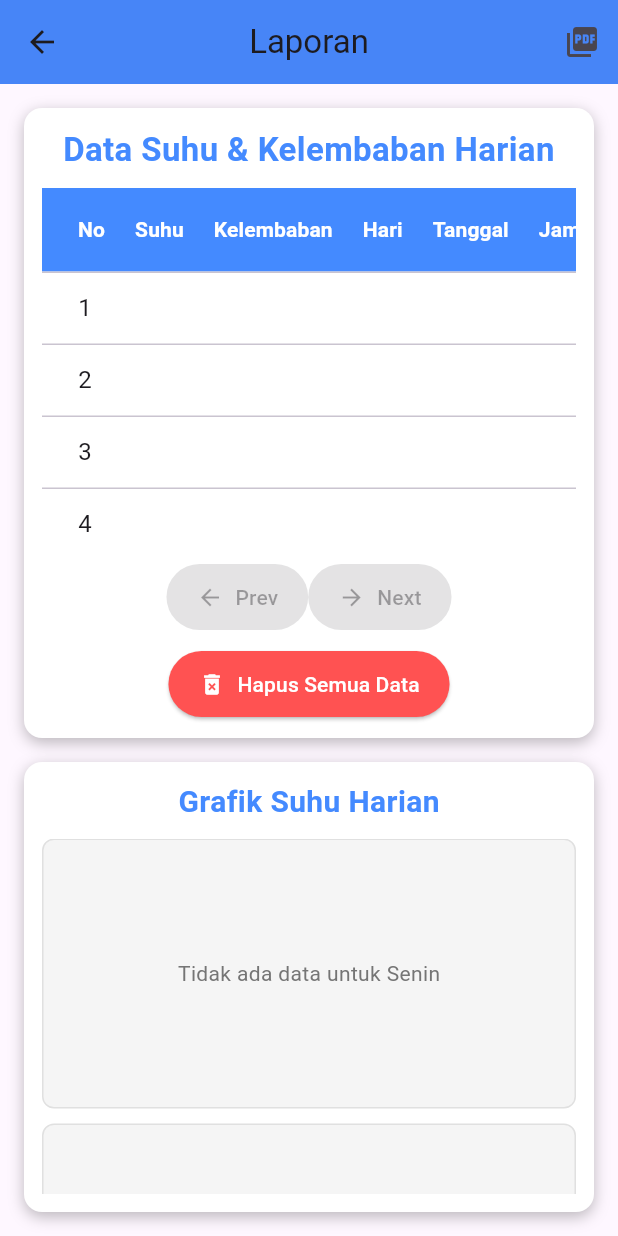
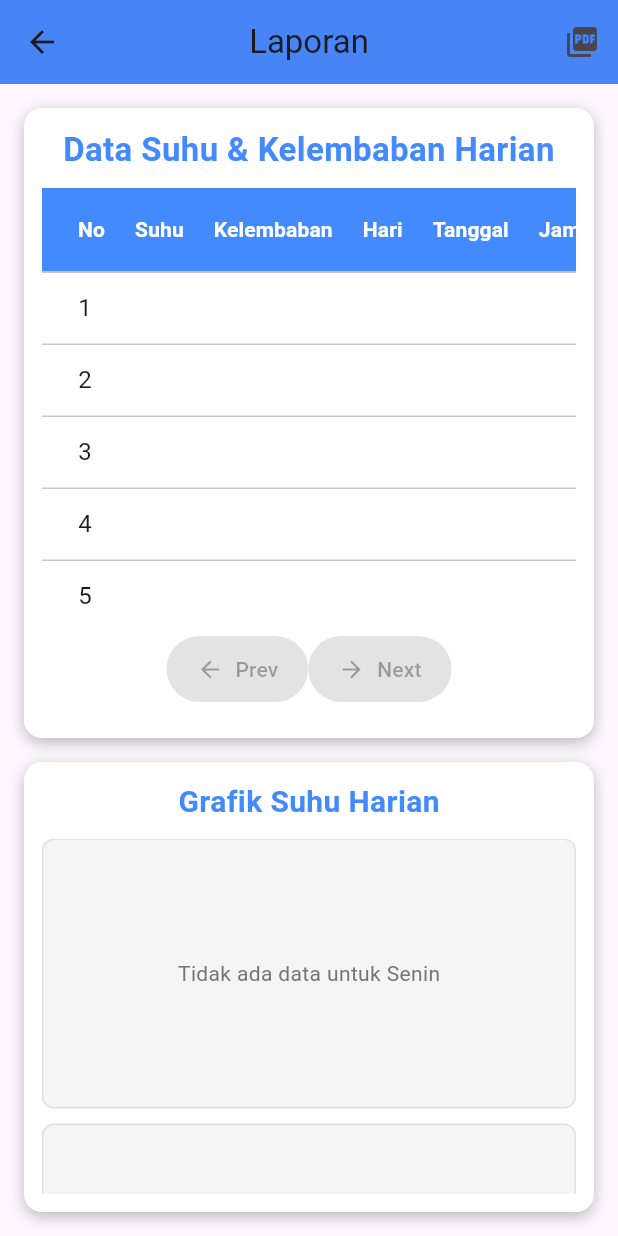
Before and after one commit to arkanfaiz/magangnih, a Flutter app: the screen it shows after launch, after a tap on "Laporan", on a phone screen of 412 x 824 dp. Run offline on Flutter 3.47's test engine with Material 3 defaults, Android fonts, the phone set to English and light mode, and no system bars; our stand-ins replace firebase_auth, firebase_core, firebase_database, fl_chart, flutter_local_notifications, pdf and 5 more; missing offline and left inert: workmanager; accounts and stored records are empty; network calls fail; statements that could not run were skipped.

Commit message:
Hapus delete

```diff
--- a/lib/laporan.dart
+++ b/lib/laporan.dart
@@ -25,7 +25,7 @@ class _LaporanPageState extends State<LaporanPage> {
       _timer; // Declare a Timer variable to handle the periodic data reload // Declare a Timer variable to handle the periodic data reload
 
   // Map to store data organized by days
-  Map<String, List<Map<dynamic, dynamic>>> _dailyData = {
+  final Map<String, List<Map<dynamic, dynamic>>> _dailyData = {
     'Senin': [],
     'Selasa': [],
     'Rabu': [],
@@ -301,7 +301,7 @@ Future<void> _loadTemperatureData() async {
         _keys = (snapshot.value as Map).keys.cast<String>().toList();
 
         // Urutan hari dimulai dari Jumat
-        List<String> daysOrder = ["Jumat", "Sabtu", "Minggu", "Senin", "Selasa", "Rabu", "Kamis"];
+        List<String> daysOrder = ["Kamis","Jumat", "Sabtu", "Minggu", "Senin", "Selasa", "Rabu", ];
 
         // Sorting berdasarkan hari dalam seminggu (descending), lalu tanggal, dan jam
         _temperatureData.sort((a, b) {
@@ -446,75 +446,10 @@ void _organizeDataByDay() {
 
 
   void _startAutoReload() {
-  _timer = Timer.periodic(Duration(seconds: 60), (Timer t) {
+  _timer = Timer.periodic(Duration(seconds: 30), (Timer t) {
     _loadTemperatureData(); // Call _loadTemperatureData every 2 seconds for smoother scrolling
   });
 }
-
-  void _confirmDeleteItem(int index) {
-    showDialog(
-      context: context,
-      builder: (context) => AlertDialog(
-        title: const Text("Konfirmasi Hapus"),
-        content: const Text("Apakah Anda yakin ingin menghapus data ini?"),
-        actions: [
-          TextButton(
-            onPressed: () => Navigator.pop(context),
-            child:
-                const Text("Tidak", style: TextStyle(color: Colors.blueAccent)),
-          ),
-          TextButton(
-            onPressed: () {
-              Navigator.pop(context);
-              _deleteItem(index);
-            },
-            child: const Text("Ya", style: TextStyle(color: Colors.red)),
-          ),
-        ],
-      ),
-    );
-  }
-
-  void _deleteItem(int index) async {
-    if (index >= 0 && index < _keys.length) {
-      String keyToDelete = _keys[index]; // Simpan key yang akan dihapus
-      await _database.child('temperature_logs').child(keyToDelete).remove();
-
-      // Hapus item dari daftar lokal untuk menghindari flickering di UI
-      setState(() {
-        _keys.removeAt(index);
-        _temperatureData.removeAt(index);
-        _organizeDataByDay(); // Re-organize data after deletion
-      });
-
-      ScaffoldMessenger.of(context)
-          .showSnackBar(const SnackBar(content: Text('Data berhasil dihapus')));
-    }
-  }
-
-  void _confirmDeleteAll() {
-    showDialog(
-      context: context,
-      builder: (context) => AlertDialog(
-        title: const Text("Konfirmasi Hapus Semua"),
-        content: const Text("Apakah Anda yakin ingin menghapus semua data?"),
-        actions: [
-          TextButton(
-            onPressed: () => Navigator.pop(context),
-            child:
-                const Text("Tidak", style: TextStyle(color: Colors.blueAccent)),
-          ),
-          TextButton(
-            onPressed: () {
-              Navigator.pop(context);
-              _deleteAll();
-            },
-            child: const Text("Ya", style: TextStyle(color: Colors.red)),
-          ),
-        ],
-      ),
-    );
-  }
 
   void _deleteAll() async {
     await _database.child('temperature_logs').remove();
@@ -709,7 +644,7 @@ List<FlSpot> _generateDayTemperatureSpots(String day) {
                         scrollDirection: Axis.horizontal,
                         child: DataTable(
                           columnSpacing: 20,
-                          headingRowColor: MaterialStateProperty.resolveWith(
+                          headingRowColor: WidgetStateProperty.resolveWith(
                               (states) => Colors.blueAccent),
                           columns: const [
                             DataColumn(
@@ -742,15 +677,10 @@ List<FlSpot> _generateDayTemperatureSpots(String day) {
                                     style: TextStyle(
                                         fontWeight: FontWeight.bold,
                                         color: Colors.white))),
-                            DataColumn(
-                                label: Text('Aksi',
-                                    style: TextStyle(
-                                        fontWeight: FontWeight.bold,
-                                        color: Colors.white))),
+
                           ],
                           rows: List.generate(_itemsPerPage, (index) {
                             Map data = currentPageData[index];
-                            String key = currentKeys[index];
                             return DataRow(cells: [
                               DataCell(Text('${startIndex + index + 1}',
                                   style: const TextStyle(fontSize: 16))),
@@ -770,16 +700,7 @@ List<FlSpot> _generateDayTemperatureSpots(String day) {
                                   style: const TextStyle(fontSize: 16))),
                               DataCell(Text('${data['time']}',
                                   style: const TextStyle(fontSize: 16))),
-                              DataCell(
-                                key.isNotEmpty
-                                    ? IconButton(
-                                        icon: const Icon(Icons.delete,
-                                            color: Colors.red),
-                                        onPressed: () => _confirmDeleteItem(
-                                            startIndex + index),
-                                      )
-                                    : Container(),
-                              ),
+
                             ]);
                           }),
                         ),
@@ -841,19 +762,7 @@ List<FlSpot> _generateDayTemperatureSpots(String day) {
                       ],
                     ),
                     const SizedBox(height: 10),
-                    ElevatedButton.icon(
-                      onPressed: _confirmDeleteAll,
-                      icon: const Icon(Icons.delete_forever),
-                      label: const Text('Hapus Semua Data'),
-                      style: ElevatedButton.styleFrom(
-                        backgroundColor: Colors.redAccent,
-                        foregroundColor: Colors.white,
-                        padding: const EdgeInsets.symmetric(
-                            horizontal: 20, vertical: 12),
-                        shape: RoundedRectangleBorder(
-                            borderRadius: BorderRadius.circular(50)),
-                      ),
-                    ),
+
                   ],
                 ),
               ),
@@ -1018,7 +927,7 @@ Expanded(
                 String timeStr = '$hour:${minute.toString().padLeft(2, '0')}';
 
                 return LineTooltipItem(
-                  '${timeStr}\n${touchedSpot.y.toStringAsFixed(1)}°C',
+                  '$timeStr\n${touchedSpot.y.toStringAsFixed(1)}°C',
                   const TextStyle(color: Colors.white, fontWeight: FontWeight.bold),
                 );
               }).toList();
--- a/lib/login_page.dart
+++ b/lib/login_page.dart
@@ -3,6 +3,8 @@ import 'register_page.dart';
 import 'main_page.dart'; // Import main_page.dart
 
 class LoginPage extends StatelessWidget {
+  const LoginPage({super.key});
+
   @override
   Widget build(BuildContext context) {
     return Scaffold(
@@ -18,6 +20,8 @@ class LoginPage extends StatelessWidget {
 }
 
 class LoginForm extends StatefulWidget {
+  const LoginForm({super.key});
+
   @override
   _LoginFormState createState() => _LoginFormState();
 }
--- a/lib/monitoring.dart
+++ b/lib/monitoring.dart
@@ -1,5 +1,5 @@
 import 'package:flutter/material.dart';
-import 'package:flutter/foundation.dart'; // Impor kDebugMode
+// Impor kDebugMode
 import 'package:webview_flutter/webview_flutter.dart'; // Impor WebView
 import 'notification_service.dart';
 
--- a/lib/register_page.dart
+++ b/lib/register_page.dart
@@ -3,6 +3,8 @@ import 'package:firebase_auth/firebase_auth.dart';
 import 'package:firebase_database/firebase_database.dart';
 
 class RegisterPage extends StatefulWidget {
+  const RegisterPage({super.key});
+
   @override
   _RegisterPageState createState() => _RegisterPageState();
 }
--- a/lib/suhu.dart
+++ b/lib/suhu.dart
@@ -312,7 +312,7 @@ class _SuhuPageState extends State<SuhuPage> {
     _isSaving = true;
     try {
       final now = DateTime.now();
-      final int roundedMinute = (now.minute ~/ 2) * 2;
+      final int roundedMinute = (now.minute ~/ 1) * 1;
       final timeKey =
           "${now.hour.toString().padLeft(2, '0')}:${roundedMinute.toString().padLeft(2, '0')}";
       final dateKey = "${now.year}-${now.month.toString().padLeft(2, '0')}-${now.day.toString().padLeft(2, '0')}";
```
